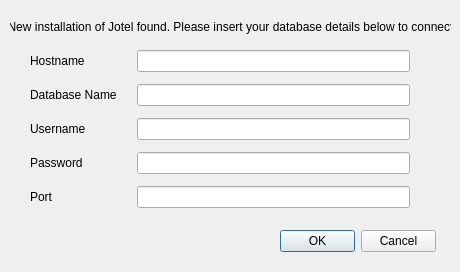
Old version of the form setup/setup_database.ui in the repository jpandaconnor/Jotel2.
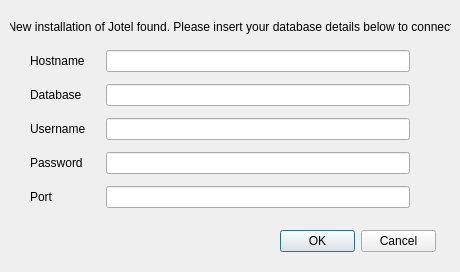
New version of the form.

```diff
--- a/setup/setup_database.ui
+++ b/setup/setup_database.ui
@@ -77,7 +77,7 @@
     <item row="1" column="0">
      <widget class="QLabel" name="databaseNameLabel">
       <property name="text">
-       <string>Database Name</string>
+       <string>Database</string>
       </property>
      </widget>
     </item>
```
